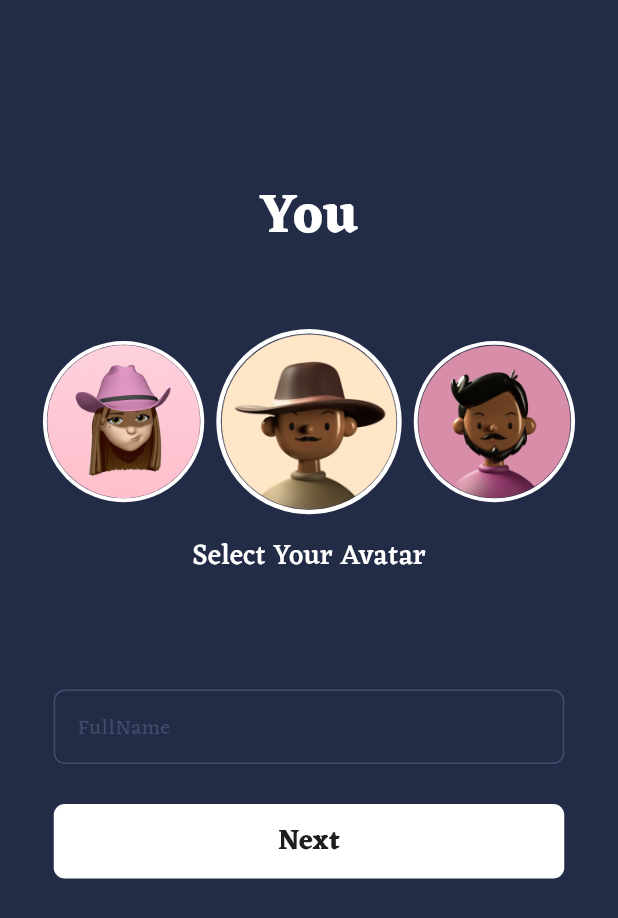
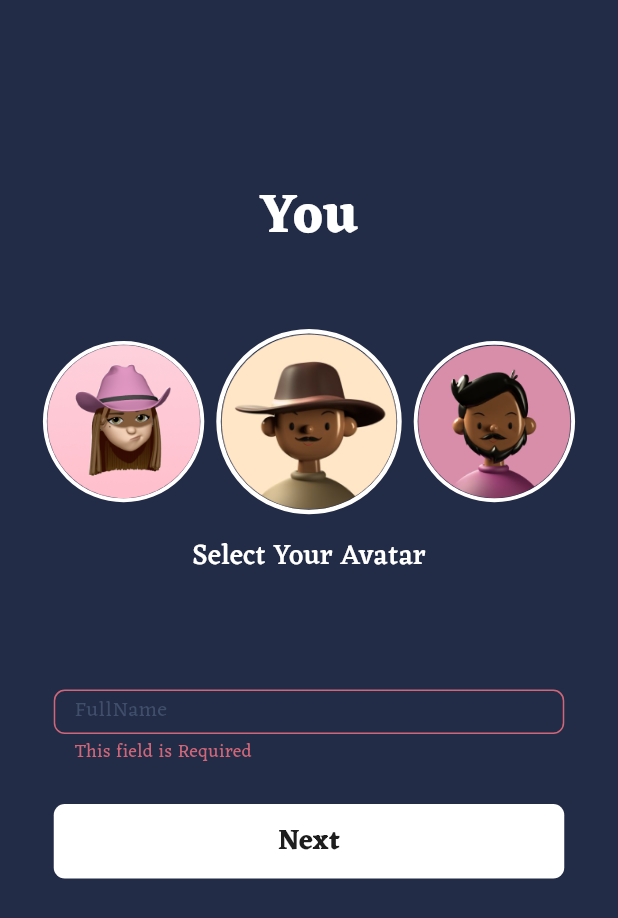
Before and after one commit to aconitum001/Tic-Tac-Toe, a Flutter app: the CreateUserView screen opened by its route, after a tap on "Next", on a phone screen of 412 x 824 dp. Shown: the top 918 px of the screen. Run offline on Flutter 3.47's test engine with Material 3 defaults, Android fonts, the phone set to English and light mode, and no system bars; drawn by our look-alikes of carousel_slider; our stand-ins replace bloc, flutter_screenutil, flutter_svg, go_router, hive_flutter; accounts and stored records are empty.

Commit message:
create add user cubit

```diff
--- a/lib/core/utils/constants.dart
+++ b/lib/core/utils/constants.dart
@@ -10,3 +10,5 @@ const List<String> avatarsList = [
   AppAssets.avtar7,
   AppAssets.avtar8,
 ];
+
+const String kUserBox = "usersBox";
--- /dev/null
+++ b/lib/core/utils/models/user_model.dart
@@ -0,0 +1,30 @@
+import 'package:hive_flutter/hive_flutter.dart';
+
+part 'user_model.g.dart';
+
+@HiveType(typeId: 1)
+class UserModel {
+  @HiveField(0)
+  String userName;
+  @HiveField(1)
+  String avatar;
+  @HiveField(2)
+  int points;
+  @HiveField(3)
+  List<int> skinsCollection;
+  @HiveField(4)
+  List<int> challengesFinished;
+
+  UserModel({
+    required this.userName,
+    required this.avatar,
+    required this.points,
+    required this.skinsCollection,
+    required this.challengesFinished,
+  });
+
+  @override
+  String toString() {
+    return 'UserModel{userName: $userName, avatar: $avatar, points: $points, skinsCollection: $skinsCollection, challengesFinished: $challengesFinished}';
+  }
+}
--- /dev/null
+++ b/lib/features/create_user/data/create_user_repo/create_user_repo.dart
@@ -0,0 +1,5 @@
+import 'package:tic_tac_toe/core/utils/models/user_model.dart';
+
+abstract class CreateUserRepo {
+  Future<void> addUser({required UserModel user});
+}
--- a/lib/features/create_user/presentation/views/widgets/create_user_view_body.dart
+++ b/lib/features/create_user/presentation/views/widgets/create_user_view_body.dart
@@ -1,16 +1,38 @@
+import 'package:flutter/cupertino.dart';
 import 'package:flutter/material.dart';
+import 'package:flutter/widgets.dart';
 import 'package:flutter_screenutil/flutter_screenutil.dart';
+import 'package:tic_tac_toe/core/utils/models/user_model.dart';
 import 'package:tic_tac_toe/core/utils/styles.dart';
 import 'package:tic_tac_toe/features/create_user/presentation/views/widgets/custom_carousel_slider.dart';
 import 'package:tic_tac_toe/features/create_user/presentation/views/widgets/custom_create_user_button.dart';
 import 'package:tic_tac_toe/features/create_user/presentation/views/widgets/custom_text_field.dart';
 
-class CreateUserViewBody extends StatelessWidget {
+class CreateUserViewBody extends StatefulWidget {
   const CreateUserViewBody({super.key});
+
+  @override
+  State<CreateUserViewBody> createState() => _CreateUserViewBodyState();
+}
+
+class _CreateUserViewBodyState extends State<CreateUserViewBody> {
+  GlobalKey<FormState> formKey = GlobalKey();
+  AutovalidateMode autovalidateMode = AutovalidateMode.disabled;
+  late String userName;
+  UserModel user = UserModel(
+    userName: "",
+    avatar: "",
+    points: 0,
+    skinsCollection: [],
+    challengesFinished: [],
+  );
 
   @override
   Widget build(BuildContext context) {
     return Center(
+      child: Form(
+        key: formKey,
+        autovalidateMode: autovalidateMode,
         child: ListView(
           children: [
             SizedBox(
@@ -24,7 +46,9 @@ class CreateUserViewBody extends StatelessWidget {
             SizedBox(
               height: 50.h,
             ),
-          const CustomCarouselSlider(),
+            CustomCarouselSlider(
+              user: user,
+            ),
             SizedBox(
               height: 15.h,
             ),
@@ -43,17 +67,32 @@ class CreateUserViewBody extends StatelessWidget {
               child: SizedBox(
                 width: 359.w,
                 height: 54.h,
-              child: const CustomTextField(),
+                child: CustomTextField(
+                  onSubmitted: (value) {
+                    userName = value!;
+                  },
+                ),
               ),
             ),
             SizedBox(
               height: 29.h,
             ),
             Padding(
-            padding: EdgeInsets.symmetric(horizontal: 36.w),
-            child: const CustomCreatUserButton(),
+              padding: EdgeInsets.only(right: 36.w, left: 36.w),
+              child: CustomCreatUserButton(
+                onPressed: () {
+                  if (formKey.currentState!.validate()) {
+                    formKey.currentState!.save();
+                    user.userName = userName;
+                  } else {
+                    autovalidateMode = AutovalidateMode.always;
+                    setState(() {});
+                  }
+                },
+              ),
             )
           ],
+        ),
       ),
     );
   }
--- a/lib/features/create_user/presentation/views/widgets/custom_carousel_slider.dart
+++ b/lib/features/create_user/presentation/views/widgets/custom_carousel_slider.dart
@@ -2,12 +2,21 @@ import 'package:carousel_slider/carousel_slider.dart';
 import 'package:flutter/material.dart';
 import 'package:flutter_screenutil/flutter_screenutil.dart';
 import 'package:tic_tac_toe/core/utils/constants.dart';
+import 'package:tic_tac_toe/core/utils/models/user_model.dart';
 
-class CustomCarouselSlider extends StatelessWidget {
+class CustomCarouselSlider extends StatefulWidget {
   const CustomCarouselSlider({
     super.key,
+    required this.user,
   });
 
+  final UserModel user;
+
+  @override
+  State<CustomCarouselSlider> createState() => _CustomCarouselSliderState();
+}
+
+class _CustomCarouselSliderState extends State<CustomCarouselSlider> {
   @override
   Widget build(BuildContext context) {
     return CarouselSlider(
@@ -30,10 +39,14 @@ class CustomCarouselSlider extends StatelessWidget {
         },
       ).toList(),
       options: CarouselOptions(
+        onPageChanged: (index, reason) {
+          widget.user.avatar = avatarsList[index];
+        },
         initialPage: 0,
         enlargeCenterPage: true,
         disableCenter: false,
         height: 138.h,
+        pauseAutoPlayOnTouch: true,
         viewportFraction: 0.3,
         enlargeStrategy: CenterPageEnlargeStrategy.scale,
         clipBehavior: Clip.none,
--- a/lib/features/create_user/presentation/views/widgets/custom_create_user_button.dart
+++ b/lib/features/create_user/presentation/views/widgets/custom_create_user_button.dart
@@ -3,7 +3,9 @@ import 'package:flutter_screenutil/flutter_screenutil.dart';
 import 'package:tic_tac_toe/core/utils/styles.dart';
 
 class CustomCreatUserButton extends StatelessWidget {
-  const CustomCreatUserButton({super.key});
+  const CustomCreatUserButton({super.key, required this.onPressed});
+
+  final void Function()? onPressed;
 
   @override
   Widget build(BuildContext context) {
@@ -15,7 +17,7 @@ class CustomCreatUserButton extends StatelessWidget {
           borderRadius: BorderRadius.circular(8.r),
         ),
       ),
-      onPressed: () {},
+      onPressed: onPressed,
       child: Text(
         "Next",
         style: AppStyles.style20.copyWith(
--- a/lib/features/create_user/presentation/views/widgets/custom_text_field.dart
+++ b/lib/features/create_user/presentation/views/widgets/custom_text_field.dart
@@ -3,12 +3,23 @@ import 'package:flutter_screenutil/flutter_screenutil.dart';
 import 'package:tic_tac_toe/core/utils/styles.dart';
 
 class CustomTextField extends StatelessWidget {
-  const CustomTextField({super.key});
+  const CustomTextField({super.key, required this.onSubmitted});
+
+  final Function(String?)? onSubmitted;
 
   @override
   Widget build(BuildContext context) {
-    return TextField(
+    return TextFormField(
+      onSaved: onSubmitted,
+      validator: (value) {
+        if (value!.isEmpty) {
+          return "This field is Required";
+        } else {
+          return null;
+        }
+      },
       decoration: InputDecoration(
+        contentPadding: EdgeInsets.all(10),
         hintText: "FullName",
         hintStyle: AppStyles.style15.copyWith(
           fontWeight: FontWeight.normal,
--- a/pubspec.yaml
+++ b/pubspec.yaml
@@ -32,15 +32,20 @@ dependencies:
   cupertino_icons: ^1.0.6
   flutter:
     sdk: flutter
+  flutter_bloc: ^8.1.5
   flutter_screenutil: ^5.9.3
   flutter_svg: ^2.0.10+1
   go_router: ^14.1.4
+  hive: ^2.2.3
+  hive_flutter: ^1.1.0
   page_transition: ^2.1.0
 
 dev_dependencies:
+  build_runner: ^2.4.11
   flutter_lints: ^3.0.0
   flutter_test:
     sdk: flutter
+  hive_generator: ^2.0.1
 
 # For information on the generic Dart part of this file, see the
 # following page: https://dart.dev/tools/pub/pubspec
```
Also changed, not shown: lib/features/create_user/data/create_user_repo/create_user_impl.dart (added, +12 -0 lines), lib/features/create_user/presentation/view_model/add_user_cubit/add_user_cubit.dart (added, +25 -0 lines), lib/features/create_user/presentation/view_model/add_user_cubit/add_user_state.dart (added, +16 -0 lines), lib/main.dart (+8 -1 lines), lib/core/utils/models/user_model.g.dart (added), pubspec.lock, 1 other file. Lines whose indentation alone changed are shown as unchanged.
